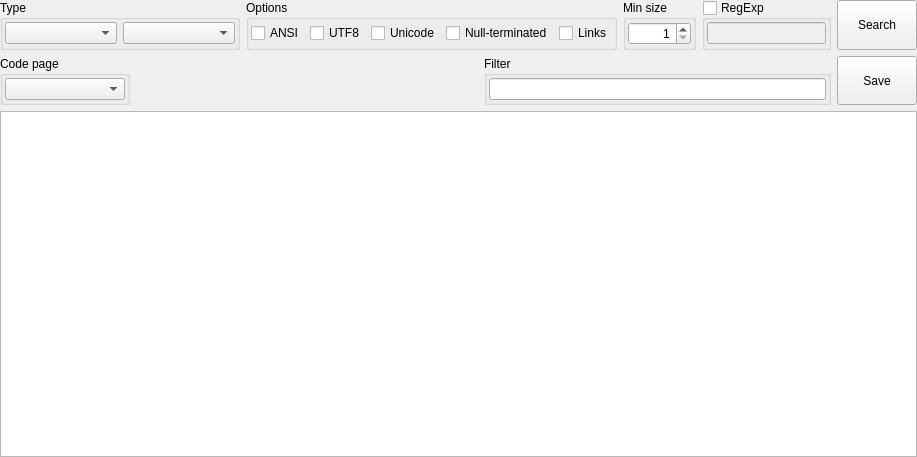
This is SearchStrings/searchstringswidget.ui in horsicq/FormatWidgets as Qt 5 draws it before an edit. The edited form follows.
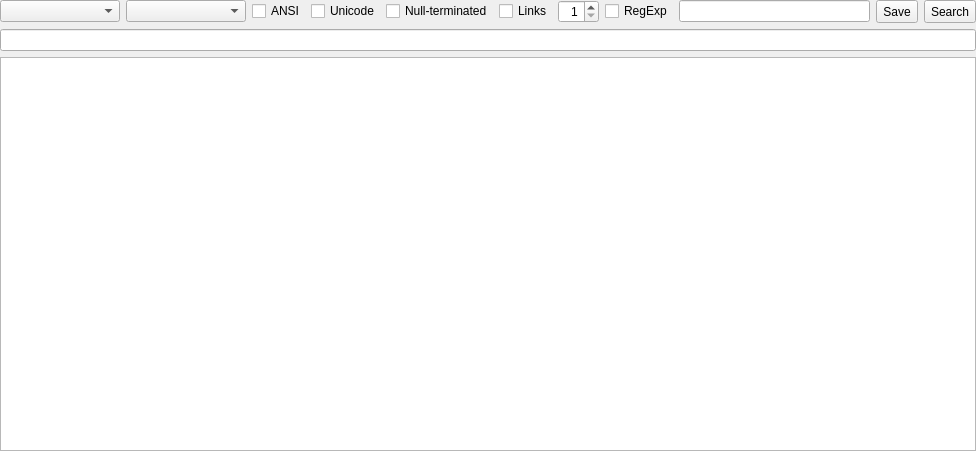
This is the edited form.

Patch:
```diff
--- a/SearchStrings/searchstringswidget.ui
+++ b/SearchStrings/searchstringswidget.ui
@@ -6,8 +6,8 @@
    <rect>
     <x>0</x>
     <y>0</y>
-    <width>917</width>
-    <height>457</height>
+    <width>976</width>
+    <height>451</height>
    </rect>
   </property>
   <property name="windowTitle">
@@ -32,56 +32,25 @@
       <number>0</number>
      </property>
      <item>
-      <widget class="QGroupBox" name="groupBoxType">
+      <widget class="QComboBox" name="comboBoxType">
        <property name="minimumSize">
         <size>
-         <width>240</width>
+         <width>120</width>
          <height>0</height>
         </size>
        </property>
-       <property name="title">
-        <string>Type</string>
-       </property>
-       <layout class="QHBoxLayout" name="horizontalLayout_3">
-        <property name="leftMargin">
-         <number>2</number>
-        </property>
-        <property name="topMargin">
-         <number>2</number>
-        </property>
-        <property name="rightMargin">
-         <number>2</number>
-        </property>
-        <property name="bottomMargin">
-         <number>2</number>
-        </property>
-        <item>
-         <widget class="QComboBox" name="comboBoxType"/>
-        </item>
-        <item>
-         <widget class="QComboBox" name="comboBoxMapMode"/>
-        </item>
-       </layout>
       </widget>
      </item>
      <item>
-      <widget class="QGroupBox" name="groupBoxOptions">
-       <property name="title">
-        <string>Options</string>
+      <widget class="QComboBox" name="comboBoxMapMode">
+       <property name="minimumSize">
+        <size>
+         <width>120</width>
+         <height>0</height>
+        </size>
        </property>
-       <layout class="QHBoxLayout" name="horizontalLayout_4">
-        <property name="leftMargin">
-         <number>2</number>
-        </property>
-        <property name="topMargin">
-         <number>2</number>
-        </property>
-        <property name="rightMargin">
-         <number>2</number>
-        </property>
-        <property name="bottomMargin">
-         <number>2</number>
-        </property>
+      </widget>
+     </item>
         <item>
          <widget class="QCheckBox" name="checkBoxAnsi">
           <property name="text">
@@ -89,13 +58,6 @@
           </property>
          </widget>
         </item>
-        <item>
-         <widget class="QCheckBox" name="checkBoxUTF8">
-          <property name="text">
-           <string notr="true">UTF8</string>
-          </property>
-         </widget>
-        </item>
         <item>
          <widget class="QCheckBox" name="checkBoxUnicode">
           <property name="text">
@@ -117,27 +79,6 @@
           </property>
          </widget>
         </item>
-       </layout>
-      </widget>
-     </item>
-     <item>
-      <widget class="QGroupBox" name="groupBoxMinSize">
-       <property name="title">
-        <string>Min size</string>
-       </property>
-       <layout class="QVBoxLayout" name="verticalLayout_3">
-        <property name="leftMargin">
-         <number>2</number>
-        </property>
-        <property name="topMargin">
-         <number>2</number>
-        </property>
-        <property name="rightMargin">
-         <number>2</number>
-        </property>
-        <property name="bottomMargin">
-         <number>2</number>
-        </property>
         <item>
          <widget class="QSpinBox" name="spinBoxMinLength">
           <property name="alignment">
@@ -148,41 +89,31 @@
           </property>
          </widget>
         </item>
-       </layout>
-      </widget>
-     </item>
      <item>
-      <widget class="QGroupBox" name="groupBoxMask">
-       <property name="title">
+      <widget class="QCheckBox" name="checkBoxRegExp">
+       <property name="text">
         <string notr="true">RegExp</string>
        </property>
-       <property name="checkable">
-        <bool>true</bool>
-       </property>
-       <property name="checked">
-        <bool>false</bool>
-       </property>
-       <layout class="QVBoxLayout" name="verticalLayout_4">
-        <property name="leftMargin">
-         <number>2</number>
-        </property>
-        <property name="topMargin">
-         <number>2</number>
-        </property>
-        <property name="rightMargin">
-         <number>2</number>
-        </property>
-        <property name="bottomMargin">
-         <number>2</number>
-        </property>
+      </widget>
+     </item>
         <item>
          <widget class="QLineEdit" name="lineEditMask"/>
         </item>
-       </layout>
+     <item>
+      <widget class="QToolButton" name="toolButtonSave">
+       <property name="sizePolicy">
+        <sizepolicy hsizetype="Minimum" vsizetype="Minimum">
+         <horstretch>0</horstretch>
+         <verstretch>0</verstretch>
+        </sizepolicy>
+       </property>
+       <property name="text">
+        <string>Save</string>
+       </property>
       </widget>
      </item>
      <item>
-      <widget class="QPushButton" name="pushButtonSearch">
+      <widget class="QToolButton" name="toolButtonSearch">
        <property name="sizePolicy">
         <sizepolicy hsizetype="Minimum" vsizetype="Minimum">
          <horstretch>0</horstretch>
@@ -197,92 +128,7 @@
     </layout>
    </item>
    <item>
-    <layout class="QHBoxLayout" name="horizontalLayout">
-     <property name="rightMargin">
-      <number>0</number>
-     </property>
-     <item>
-      <widget class="QGroupBox" name="groupANSICodec">
-       <property name="title">
-        <string>Code page</string>
-       </property>
-       <layout class="QVBoxLayout" name="verticalLayout_2">
-        <property name="leftMargin">
-         <number>2</number>
-        </property>
-        <property name="topMargin">
-         <number>2</number>
-        </property>
-        <property name="rightMargin">
-         <number>2</number>
-        </property>
-        <property name="bottomMargin">
-         <number>2</number>
-        </property>
-        <item>
-         <widget class="QComboBox" name="comboBoxANSICodec">
-          <property name="minimumSize">
-           <size>
-            <width>120</width>
-            <height>0</height>
-           </size>
-          </property>
-         </widget>
-        </item>
-       </layout>
-      </widget>
-     </item>
-     <item>
-      <spacer name="horizontalSpacer_2">
-       <property name="orientation">
-        <enum>Qt::Horizontal</enum>
-       </property>
-       <property name="sizeHint" stdset="0">
-        <size>
-         <width>40</width>
-         <height>20</height>
-        </size>
-       </property>
-      </spacer>
-     </item>
-     <item>
-      <widget class="QGroupBox" name="groupBoxFilter">
-       <property name="title">
-        <string>Filter</string>
-       </property>
-       <layout class="QVBoxLayout" name="verticalLayout">
-        <property name="leftMargin">
-         <number>2</number>
-        </property>
-        <property name="topMargin">
-         <number>2</number>
-        </property>
-        <property name="rightMargin">
-         <number>2</number>
-        </property>
-        <property name="bottomMargin">
-         <number>2</number>
-        </property>
-        <item>
          <widget class="QLineEdit" name="lineEditFilter"/>
-        </item>
-       </layout>
-      </widget>
-     </item>
-     <item>
-      <widget class="QPushButton" name="pushButtonSave">
-       <property name="sizePolicy">
-        <sizepolicy hsizetype="Minimum" vsizetype="Minimum">
-         <horstretch>0</horstretch>
-         <verstretch>0</verstretch>
-        </sizepolicy>
-       </property>
-       <property name="text">
-        <string>Save</string>
-       </property>
-      </widget>
-     </item>
-    </layout>
    </item>
    <item>
     <widget class="QTableView" name="tableViewResult">
```
Lines whose indentation alone changed are shown as unchanged.
